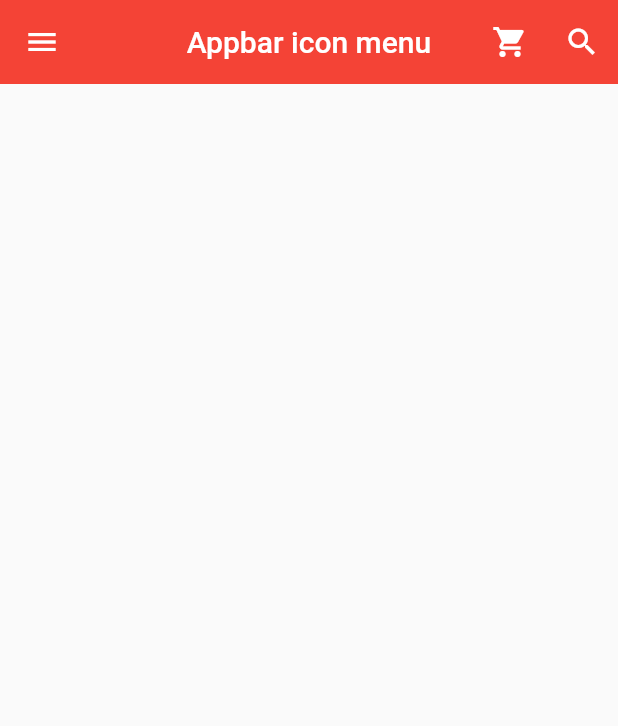
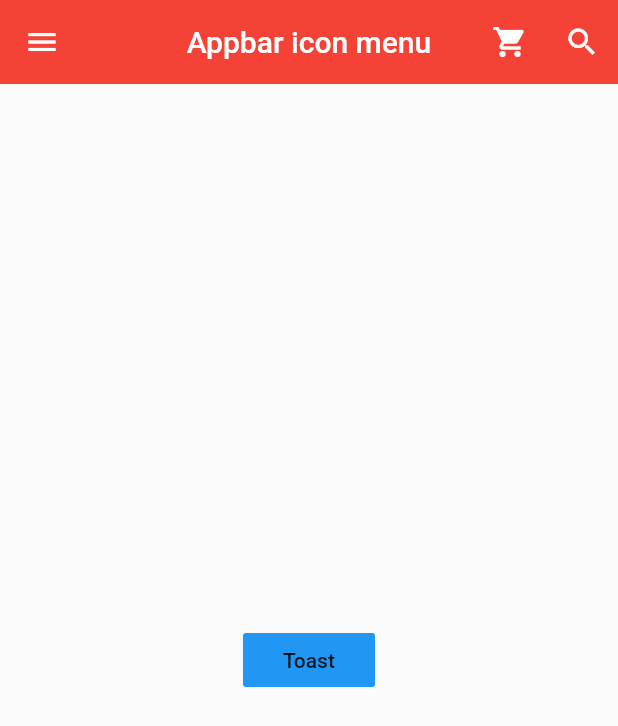
Before and after one commit to RokwonK/playground-flutter, a Flutter app: the screen it shows after launch, on a phone screen of 412 x 824 dp. Shown: the top 726 px of the screen. Run offline on Flutter 3.47's test engine with Material 2 defaults, Android fonts, the phone set to English and light mode, and no system bars; our stand-ins replace fluttertoast.

Commit message:
SnackBar, Toast 추가

```diff
--- a/lib/main.dart
+++ b/lib/main.dart
@@ -1,4 +1,5 @@
 import 'package:flutter/material.dart';
+import 'package:fluttertoast/fluttertoast.dart';
 
 void main() => runApp(MyApp());
 
@@ -47,6 +48,12 @@ class MyPage extends StatelessWidget {
                 backgroundImage: AssetImage('assets/team.JPG'),
                 backgroundColor: Colors.white,
               ),
+              otherAccountsPictures: [
+                CircleAvatar(
+                  backgroundImage: AssetImage('assets/team.JPG'),
+                  backgroundColor: Colors.white,
+                ),
+              ],
               accountName: Text('rokwon'),
               accountEmail: Text('a@aaa.com'),
               onDetailsPressed: () {
@@ -59,11 +66,86 @@ class MyPage extends StatelessWidget {
                   bottomRight: Radius.circular(40.0),
                 )
               ),
+            ),
+            ListTile(
+              leading: Icon(Icons.home,
+                color: Colors.grey[850],
+              ),
+              title: Text('Home'),
+              onTap: (){
+                print('home Tap');
+              },
+              trailing: Icon(Icons.add),
+            ),
+            ListTile(
+              leading: Icon(Icons.settings,
+                color: Colors.grey[850],
+              ),
+              title: Text('Settings'),
+              onTap: (){
+                print('setting Tap');
+              },
+              trailing: Icon(Icons.add),
+            ),
+            ListTile(
+              leading: Icon(Icons.question_answer,
+                color: Colors.grey[850],
+              ),
+              title: Text('Q&A'),
+              onTap: (){
+                print('Q&A Tap');
+              },
+              trailing: Icon(Icons.add),
             )
           ],
         ),
       ),
+      body: Center(
+        child: FlatButton(
+          onPressed: () {
+            flutterToast();
+          },
+          child: Text('Toast'),
+          color: Colors.blue,
+        )
+      )
     );
   }
+}
 
+void flutterToast() {
+  Fluttertoast.showToast(
+    msg: 'flutter',
+    gravity: ToastGravity.BOTTOM,
+    backgroundColor: Colors.redAccent,
+    fontSize: 20.0,
+    textColor: Colors.white,
+    toastLength: Toast.LENGTH_SHORT,
+  );
 }
+
+class MySnackBar extends StatelessWidget {
+  const MySnackBar({Key? key}) : super(key: key);
+
+  @override
+  Widget build(BuildContext context) {
+    return Center(
+      child: RaisedButton(
+        child: Text('Show me'),
+        onPressed: () {
+          Scaffold.of(context)
+            .showSnackBar(SnackBar(
+              content: Text('Hellow',
+                textAlign: TextAlign.center,
+                style: TextStyle(
+                  color: Colors.white
+                ),
+              ),
+              backgroundColor: Colors.teal,
+              duration: Duration(milliseconds: 1000),
+          ));
+        },
+      ),
+    );
+  }
+}
--- a/pubspec.yaml
+++ b/pubspec.yaml
@@ -34,6 +34,7 @@ dependencies:
   # The following adds the Cupertino Icons font to your application.
   # Use with the CupertinoIcons class for iOS style icons.
   cupertino_icons: ^1.0.2
+  fluttertoast: ^8.0.9
 
 dev_dependencies:
   flutter_test:
```
Also changed, not shown: pubspec.lock, 6 other files.
